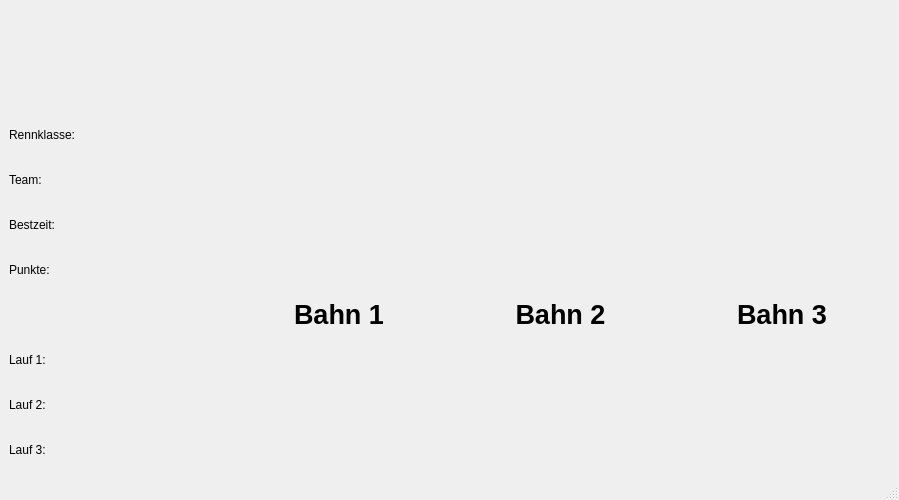
Before: the Qt Designer form main.ui in rhaschke/SMD, drawn with Qt 5.
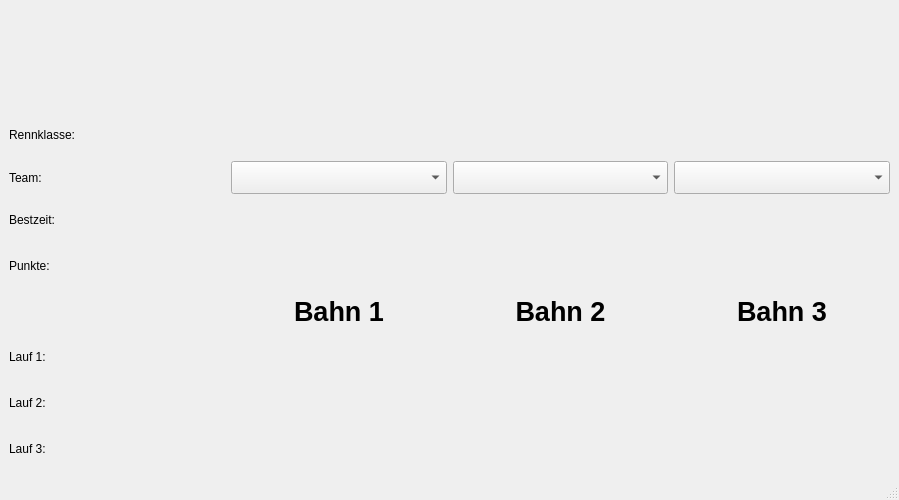
After: the same form once the commit is applied. Icons and pictures are not drawn.

Commit message: global team selection via comboboxes

The edit to the form file:
```diff
--- a/main.ui
+++ b/main.ui
@@ -216,6 +216,39 @@
         </property>
        </widget>
       </item>
+      <item row="1" column="3">
+       <widget class="QComboBox" name="team3">
+        <property name="font">
+         <font>
+          <pointsize>16</pointsize>
+          <weight>75</weight>
+          <bold>true</bold>
+         </font>
+        </property>
+       </widget>
+      </item>
+      <item row="1" column="2">
+       <widget class="QComboBox" name="team2">
+        <property name="font">
+         <font>
+          <pointsize>16</pointsize>
+          <weight>75</weight>
+          <bold>true</bold>
+         </font>
+        </property>
+       </widget>
+      </item>
+      <item row="1" column="1">
+       <widget class="QComboBox" name="team1">
+        <property name="font">
+         <font>
+          <pointsize>16</pointsize>
+          <weight>75</weight>
+          <bold>true</bold>
+         </font>
+        </property>
+       </widget>
+      </item>
      </layout>
     </item>
    </layout>
```
Left out of the diff: 2 changed lines with no effect on the pictures. The commit also changes 1 other file.
